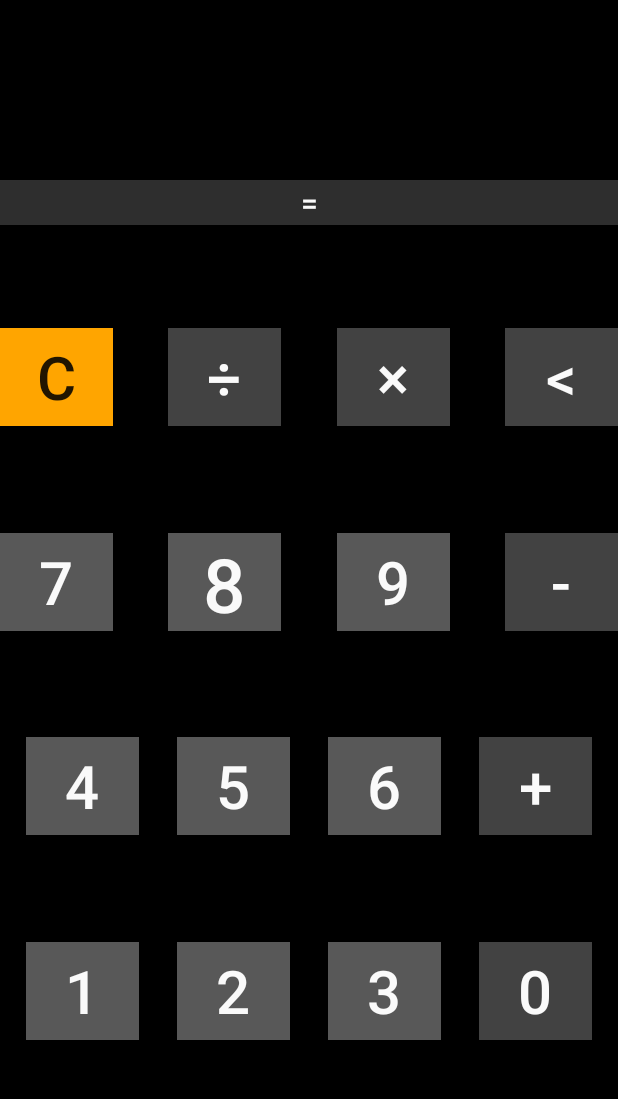
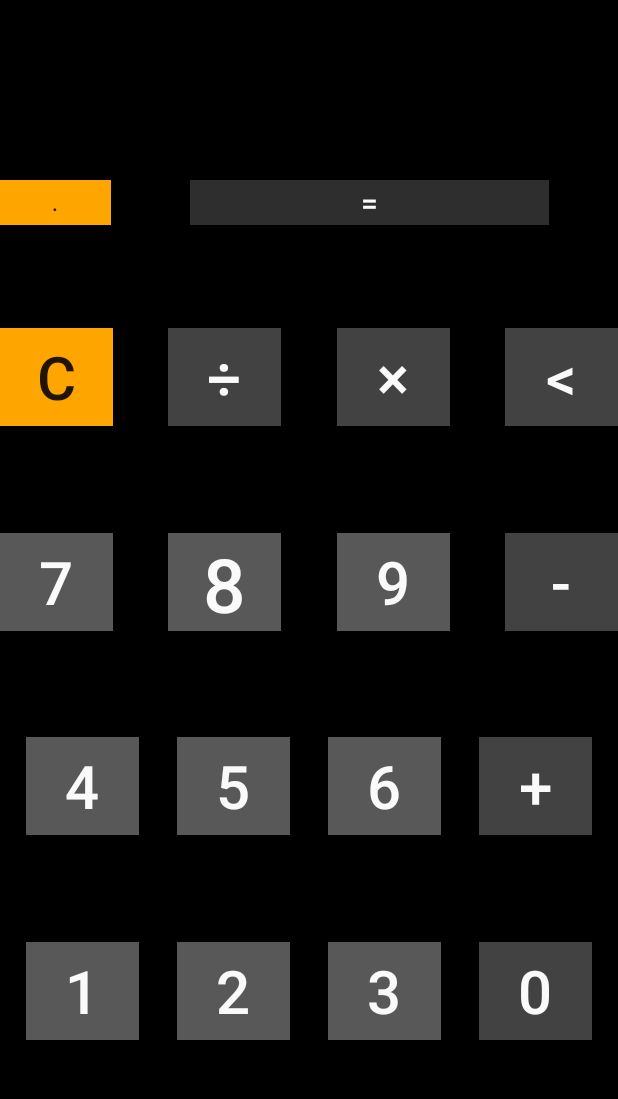
Before and after one commit to 0verIords/Android_Project, an Android app: the screen it shows after launch (MainActivity), on a phone screen of 412 x 824 dp, the part 84-1183 px from its top. Run offline under Robolectric (Android 15) with nearby library versions, the phone set to English and light mode, and no system bars.

Commit message:
главный Баг фикс

```diff
--- a/app/src/main/res/layout/activity_main.xml
+++ b/app/src/main/res/layout/activity_main.xml
@@ -300,7 +300,7 @@
     <TextView
         android:id="@+id/textView1"
         android:layout_width="match_parent"
-        android:layout_height="wrap_content"
+        android:layout_height="40dp"
         android:layout_marginTop="12dp"
         android:gravity="right"
         android:text=""
@@ -312,7 +312,7 @@
     <TextView
         android:id="@+id/textView2"
         android:layout_width="match_parent"
-        android:layout_height="wrap_content"
+        android:layout_height="60dp"
         android:layout_marginTop="52dp"
         android:gravity="right"
         android:text=""
@@ -323,14 +323,27 @@
 
     <Button
         android:id="@+id/button"
-        android:layout_width="match_parent"
+        android:layout_width="239dp"
         android:layout_height="30dp"
+        android:layout_marginStart="6dp"
+        android:layout_marginLeft="6dp"
         android:layout_marginTop="120dp"
+        android:background="#2E2E2E"
         android:text="="
+        android:textColor="#fafafa"
         android:textSize="20dp"
-        android:textColor="#fafafa"
-        android:background="#2E2E2E"
         app:layout_constraintEnd_toEndOf="parent"
+        app:layout_constraintStart_toEndOf="@+id/button22"
         app:layout_constraintTop_toTopOf="parent" />
 
+    <Button
+        android:id="@+id/button22"
+        android:layout_width="74dp"
+        android:layout_height="30dp"
+        android:layout_marginTop="8dp"
+        android:background="#FFA500"
+        android:text="."
+        app:layout_constraintStart_toStartOf="parent"
+        app:layout_constraintTop_toBottomOf="@+id/textView2" />
+
 </android.support.constraint.ConstraintLayout>
```
Also changed, not shown: app/src/main/java/com/example/myprojectandroid/MainActivity.java (+113 -2 lines).
